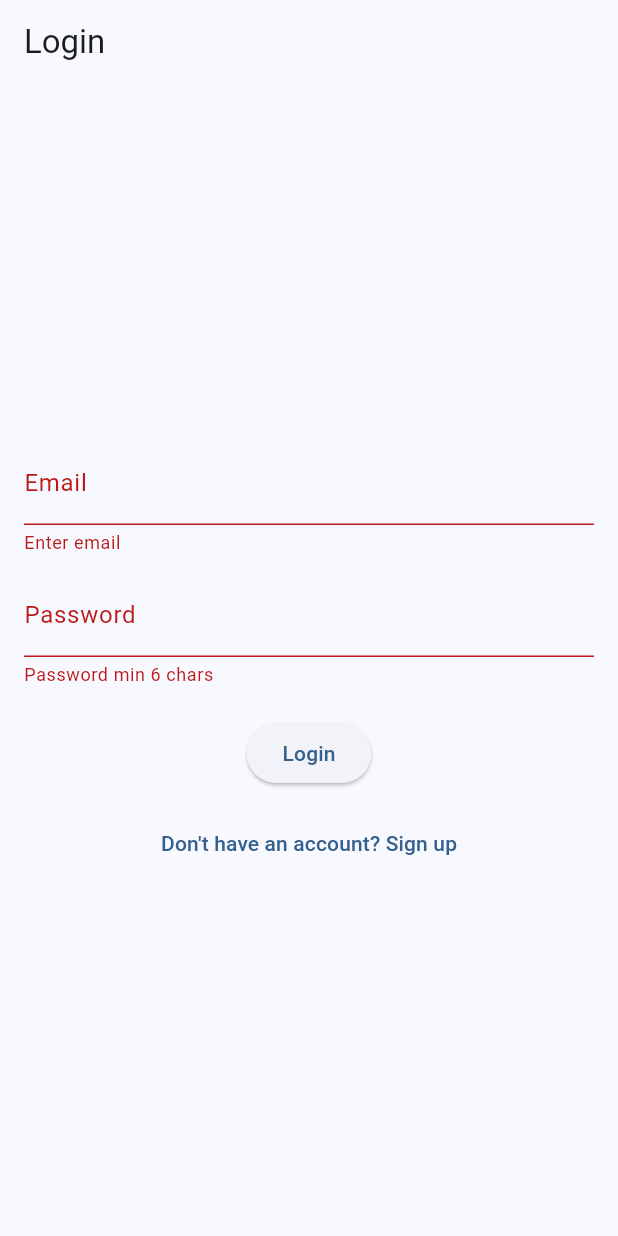
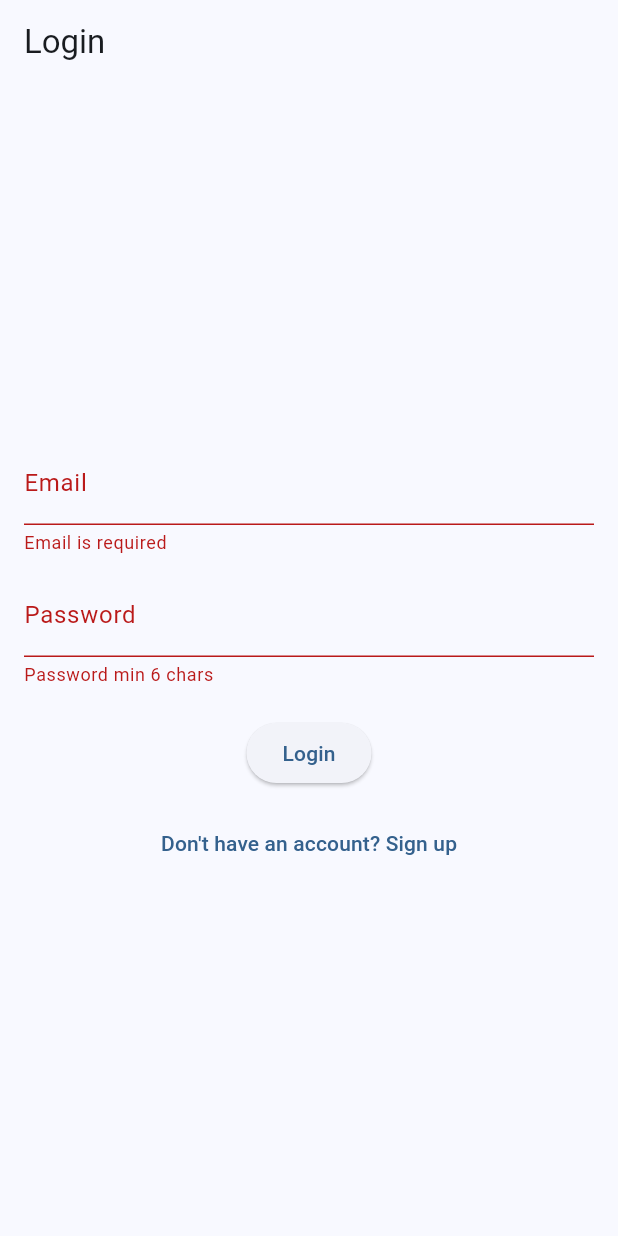
Before and after one commit to revocajana/chatapp, a Flutter app: the screen it shows after launch, after a tap on "Login", on a phone screen of 412 x 824 dp. Run offline on Flutter 3.47's test engine with Material 3 defaults, Android fonts, the phone set to English and light mode, and no system bars; our stand-ins replace cloud_firestore, firebase_auth, firebase_core; accounts and stored records are empty.

Commit message:
email validation

```diff
--- a/lib/screens/auth/login.dart
+++ b/lib/screens/auth/login.dart
@@ -15,6 +15,14 @@ class _LoginScreenState extends State<LoginScreen> {
 	final TextEditingController _emailController = TextEditingController();
 	final TextEditingController _passwordController = TextEditingController();
 	bool _loading = false;
+
+	/// Validates email format using regex pattern
+	bool _isValidEmail(String email) {
+		final emailRegex = RegExp(
+			r'^[a-zA-Z0-9._%+-]+@[a-zA-Z0-9.-]+\.[a-zA-Z]{2,}$'
+		);
+		return emailRegex.hasMatch(email);
+	}
 
 	@override
 	void dispose() {
@@ -67,7 +75,15 @@ class _LoginScreenState extends State<LoginScreen> {
 								controller: _emailController,
 								decoration: const InputDecoration(labelText: 'Email'),
 								keyboardType: TextInputType.emailAddress,
-								validator: (v) => (v == null || v.isEmpty) ? 'Enter email' : null,
+								validator: (v) {
+									if (v == null || v.isEmpty) {
+										return 'Email is required';
+									}
+									if (!_isValidEmail(v.trim())) {
+										return 'Enter a valid email (e.g., user@example.com)';
+									}
+									return null;
+								},
 							),
 							const SizedBox(height: 12),
 							TextFormField(
```
